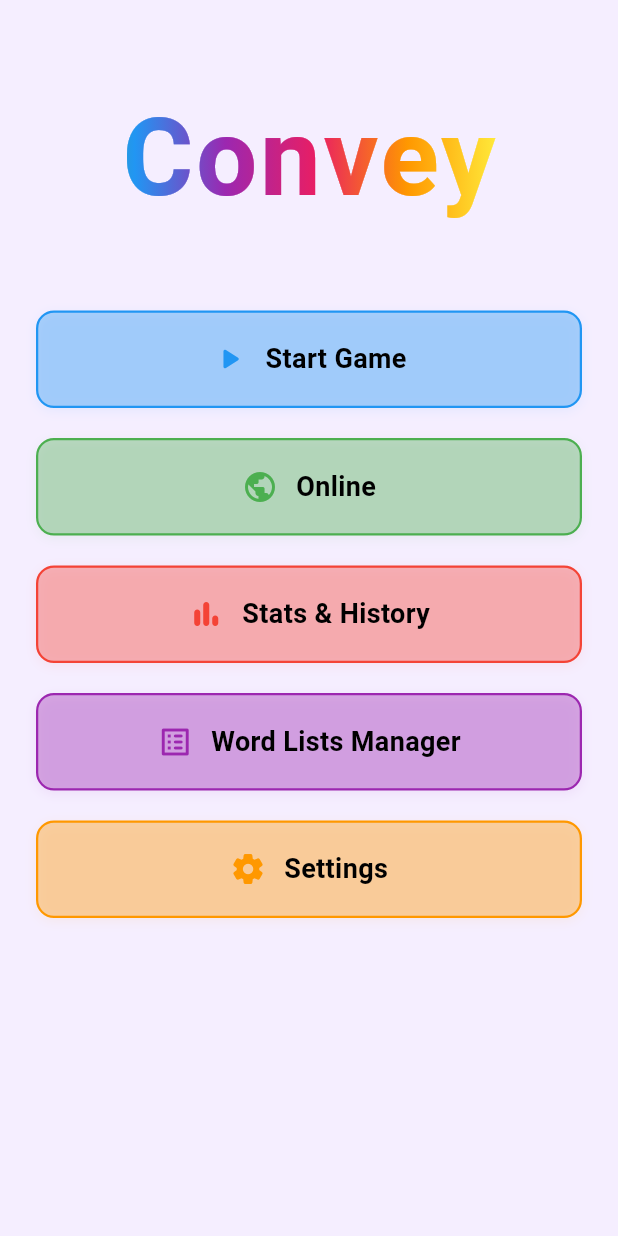
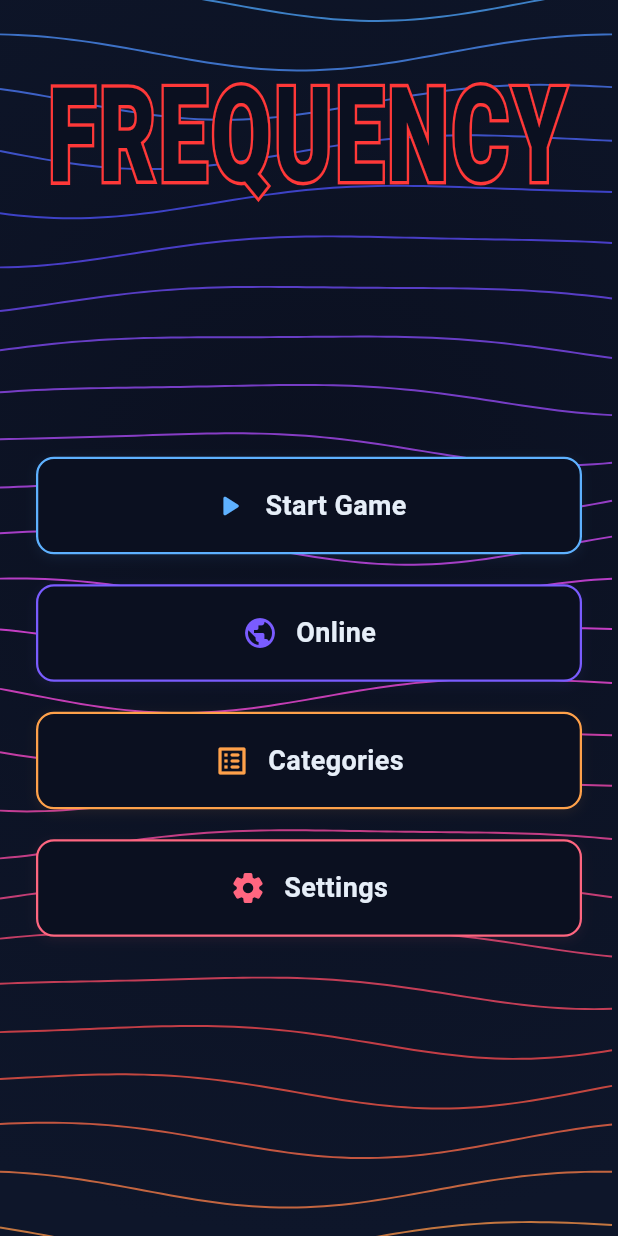
Before and after one commit to luqmaany/frequency, a Flutter app: the screen it shows after launch, on a phone screen of 412 x 824 dp. Run offline on Flutter 3.47's test engine with Material 3 defaults, Android fonts, the phone set to English and light mode, and no system bars; our stand-ins replace animated_text_kit, cloud_firestore, confetti, firebase_core, flutter_card_swiper, flutter_riverpod and 1 more; accounts and stored records are empty.

Commit message:
Enhance HomeScreen with animated wave background and updated title
This commit introduces a new animated wave background to the HomeScreen, enhancing the visual appeal with a dynamic contour effect. The title has been updated to "FREQUENCY" with a new gradient style, and the button colors have been aligned with the background hues for a cohesive design. Additionally, the layout has been refined for better responsiveness and user experience, including the removal of the 'Stats & History' button and adjustments to button styling.

```diff
--- a/lib/screens/home_screen.dart
+++ b/lib/screens/home_screen.dart
@@ -1,14 +1,18 @@
+import 'dart:math' as math;
 import 'package:flutter/material.dart';
 import 'package:flutter_riverpod/flutter_riverpod.dart';
 import '../services/game_navigation_service.dart';
 import 'online_lobby_screen.dart';
 
-// Animated gradient text widget for the title
+/// --- Animated gradient text (unchanged except default text now "FREQUENCY") ---
 class AnimatedGradientText extends StatefulWidget {
   final String text;
   final double fontSize;
-  const AnimatedGradientText(
-      {super.key, required this.text, this.fontSize = 72});
+  const AnimatedGradientText({
+    super.key,
+    required this.text,
+    this.fontSize = 72,
+  });
 
   @override
   State<AnimatedGradientText> createState() => _AnimatedGradientTextState();
@@ -23,7 +27,7 @@ class _AnimatedGradientTextState extends State<AnimatedGradientText>
     super.initState();
     _controller = AnimationController(
       vsync: this,
-      duration: const Duration(seconds: 8), // Slow animation
+      duration: const Duration(seconds: 8),
     )..repeat();
   }
 
@@ -42,40 +46,34 @@ class _AnimatedGradientTextState extends State<AnimatedGradientText>
         return LayoutBuilder(
           builder: (context, constraints) {
             final width = constraints.maxWidth;
-            // The gradient will be 2x the width of the text, so it can flow through and loop seamlessly
             final gradientWidth = width * 2;
-            // Animate from 0 to half the gradient width for a seamless loop
             final double animatedOffset = -gradientWidth * 0.5 * shift;
             return ShaderMask(
               shaderCallback: (Rect bounds) {
-                return LinearGradient(
-                  colors: const [
-                    Colors.blue,
-                    Colors.purple,
-                    Colors.pink,
-                    Colors.orange,
-                    Colors.yellow,
-                    Colors.green,
-                    Colors.blue,
-                    Colors.purple,
-                    Colors.pink,
-                    Colors.orange,
-                    Colors.yellow,
-                    Colors.green,
-                    Colors.blue, // repeat for seamless loop
+                return const LinearGradient(
+                  colors: [
+                    Color(0xFF5EB1FF), // blue
+                    Color(0xFF7A5CFF), // purple
+                    Color(0xFFFF6680), // pink/red
+                    Color(0xFFFFA14A), // orange
+                    Color(0xFFFFD166), // yellow
+                    Color(0xFF4CD295), // green
+                    Color(0xFF5EB1FF), // loop
                   ],
                   begin: Alignment.centerLeft,
                   end: Alignment.centerRight,
-                ).createShader(
-                  Rect.fromLTWH(
-                      animatedOffset, 0, gradientWidth, bounds.height),
-                );
+                ).createShader(Rect.fromLTWH(
+                  animatedOffset,
+                  0,
+                  gradientWidth,
+                  bounds.height,
+                ));
               },
               child: Text(
                 widget.text,
                 style: TextStyle(
                   fontSize: widget.fontSize,
-                  fontWeight: FontWeight.bold,
+                  fontWeight: FontWeight.w800,
                   color: Colors.white,
                   letterSpacing: 2,
                 ),
@@ -88,46 +86,177 @@ class _AnimatedGradientTextState extends State<AnimatedGradientText>
   }
 }
 
+/// --- Animated wave background ----------------------------------------------
+/// Lightweight CustomPainter with animated contour-like lines.
+/// Looks best on dark backgrounds.
+class WaveBackground extends StatefulWidget {
+  const WaveBackground({super.key});
+
+  @override
+  State<WaveBackground> createState() => _WaveBackgroundState();
+}
+
+class _WaveBackgroundState extends State<WaveBackground>
+    with SingleTickerProviderStateMixin {
+  late final AnimationController _ctrl =
+      AnimationController(vsync: this, duration: const Duration(seconds: 10))
+        ..repeat();
+
+  @override
+  void dispose() {
+    _ctrl.dispose();
+    super.dispose();
+  }
+
+  @override
+  Widget build(BuildContext context) {
+    return RepaintBoundary(
+      child: AnimatedBuilder(
+        animation: _ctrl,
+        builder: (_, __) => CustomPaint(
+          painter: _WavesPainter(t: _ctrl.value),
+        ),
+      ),
+    );
+  }
+}
+
+class _WavesPainter extends CustomPainter {
+  final double t;
+  _WavesPainter({required this.t});
+
+  @override
+  void paint(Canvas canvas, Size size) {
+    // Background gradient
+    final bg = Paint()
+      ..shader = const RadialGradient(
+        center: Alignment(0, -0.2),
+        radius: 1.2,
+        colors: [Color(0xFF0B1020), Color(0xFF0E162A)],
+      ).createShader(Offset.zero & size);
+    canvas.drawRect(Offset.zero & size, bg);
+
+    // Contour lines
+    const lines = 26;
+    for (int i = 0; i < lines; i++) {
+      final yBase = size.height * (i / (lines - 1));
+      final path = Path();
+      for (double x = 0; x <= size.width; x += 6) {
+        // Two sine layers + slow drift for "radio" feel
+        // Use integer multiples of 2π for time terms so the loop is seamless when t resets
+        final y = yBase +
+            10 * math.sin((x * 0.012) + (t * math.pi * 2 * 1.0) + i * 0.55) +
+            4 * math.sin((x * 0.02) - (t * math.pi * 2 * 2.0) + i * 1.1);
+        if (x == 0) {
+          path.moveTo(x, y);
+        } else {
+          path.lineTo(x, y);
+        }
+      }
+
+      // Subtle hue shift across lines, with glow-like opacity
+      final hue = (210 + i * 7) % 360.0; // blues → purples → reds
+      final color = HSLColor.fromAHSL(0.20, hue, 0.65, 0.55).toColor();
+      final paint = Paint()
+        ..style = PaintingStyle.stroke
+        ..strokeWidth = 1.3
+        ..color = color.withOpacity(0.9);
+      canvas.drawPath(path, paint);
+    }
+  }
+
+  @override
+  bool shouldRepaint(covariant _WavesPainter oldDelegate) => oldDelegate.t != t;
+}
+
+/// --- HomeScreen with animated background + new title ------------------------
 class HomeScreen extends ConsumerWidget {
   const HomeScreen({super.key});
 
   @override
   Widget build(BuildContext context, WidgetRef ref) {
-    // Define a list of colors for the buttons
-    final List<Color> buttonColors = [
-      Colors.blue,
-      Colors.green,
-      Colors.orange,
-      Colors.purple,
-      Colors.red,
+    // Palette aligned with the animated background hues
+    final List<Color> buttonColors = const [
+      Color(0xFF5EB1FF), // blue
+      Color(0xFF7A5CFF), // purple
+      Color(0xFFFF6680), // pink/red
+      Color(0xFFFFA14A), // orange
+      Color(0xFF4CD295), // green
     ];
+
+    final Color bgColor = const Color(0xFF0B1020);
     return Scaffold(
-      backgroundColor: const Color(0xFFF5EEFF), // Very light purple
-      body: SafeArea(
+      // Dark base so the waves pop
+      backgroundColor: bgColor,
+      body: Stack(
+        children: [
+          // Animated waves
+          const Positioned.fill(child: WaveBackground()),
+
+          // Content
+          SafeArea(
             child: Padding(
               padding: const EdgeInsets.all(24.0),
               child: Column(
                 crossAxisAlignment: CrossAxisAlignment.stretch,
                 children: [
-              // Color picker removed
                   const SizedBox(height: 30),
-              const Center(
-                child: AnimatedGradientText(
-                  text: 'Convey',
-                  fontSize: 72,
+                  Center(
+                    child: LayoutBuilder(
+                      builder: (context, constraints) {
+                        final double width = constraints.maxWidth;
+                        final double computed = width * 0.16; // 16% of width
+                        final double fontSize = computed.clamp(44.0, 96.0);
+                        final baseStyle = Theme.of(context)
+                            .textTheme
+                            .headlineMedium
+                            ?.copyWith(
+                              fontSize: fontSize,
+                              fontWeight: FontWeight.w800,
+                              letterSpacing: 2,
+                            );
+                        return Transform(
+                          alignment: Alignment.center,
+                          transform: Matrix4.diagonal3Values(1.0, 1.5, 1.0),
+                          child: Stack(
+                            alignment: Alignment.center,
+                            children: [
+                              // Purple outline behind
+                              Text(
+                                'FREQUENCY',
+                                textAlign: TextAlign.center,
+                                style: baseStyle?.copyWith(
+                                  foreground: (Paint()
+                                    ..style = PaintingStyle.stroke
+                                    ..strokeWidth = 3.0
+                                    ..color =
+                                        const Color.fromARGB(255, 255, 56, 56)),
                                 ),
                               ),
-
-              const SizedBox(height: 48),
+                              // Fill that matches the background color on top
+                              Text(
+                                'FREQUENCY',
+                                textAlign: TextAlign.center,
+                                style: baseStyle?.copyWith(
+                                  color: bgColor,
+                                ),
+                              ),
+                            ],
+                          ),
+                        );
+                      },
+                    ),
+                  ),
+                  const Spacer(),
                   _buildMenuButton(
                     context,
                     'Start Game',
                     Icons.play_arrow_rounded,
                     () => GameNavigationService.navigateToGameSetup(context),
                     buttonColors[0],
+                    bgColor,
                   ),
                   const SizedBox(height: 16),
-              // --- Online Button ---
                   _buildMenuButton(
                     context,
                     'Online',
@@ -142,25 +271,18 @@ class HomeScreen extends ConsumerWidget {
                     buttonColors.length > 5
                         ? buttonColors[5 % buttonColors.length]
                         : buttonColors[1],
+                    bgColor,
                   ),
                   const SizedBox(height: 16),
-              // Removed Last Game Recap button
+                  // Removed 'Stats & History' button
                   _buildMenuButton(
                     context,
-                'Stats & History',
-                Icons.bar_chart_rounded,
-                () {
-                  // TODO: Implement stats & history
-                },
-                buttonColors[4],
-              ),
-              const SizedBox(height: 16),
-              _buildMenuButton(
-                context,
-                'Word Lists Manager',
+                    'Categories',
                     Icons.list_alt_rounded,
-                () => GameNavigationService.navigateToWordListsManager(context),
+                    () => GameNavigationService.navigateToWordListsManager(
+                        context),
                     buttonColors[3],
+                    bgColor,
                   ),
                   const SizedBox(height: 16),
                   _buildMenuButton(
@@ -169,10 +291,14 @@ class HomeScreen extends ConsumerWidget {
                     Icons.settings_rounded,
                     () => GameNavigationService.navigateToSettings(context),
                     buttonColors[2],
+                    bgColor,
                   ),
+                  const Spacer(),
                 ],
               ),
             ),
+          ),
+        ],
       ),
     );
   }
@@ -183,12 +309,13 @@ class HomeScreen extends ConsumerWidget {
     IconData icon,
     VoidCallback onPressed,
     Color color,
+    Color backgroundColor,
   ) {
     final bool isDark = Theme.of(context).brightness == Brightness.dark;
-    final Color buttonColor = color.withOpacity(0.35);
+    final Color buttonColor = backgroundColor; // exact home screen background
     final Color borderColor = isDark ? color.withOpacity(0.7) : color;
     final Color iconColor = borderColor;
-    final Color textColor = isDark ? const Color(0xFFE0E0E0) : Colors.black;
+    final Color textColor = const Color(0xFFE6EEF8);
     return Padding(
       padding: const EdgeInsets.symmetric(vertical: 2.0),
       child: InkWell(
@@ -199,10 +326,7 @@ class HomeScreen extends ConsumerWidget {
           decoration: BoxDecoration(
             color: buttonColor,
             borderRadius: BorderRadius.circular(12),
-            border: Border.all(
-              color: borderColor,
-              width: 1.5,
-            ),
+            border: Border.all(color: borderColor, width: 1.5),
             boxShadow: [
               BoxShadow(
                 color: borderColor.withOpacity(0.08),
```
Lines whose indentation alone changed are shown as unchanged.
